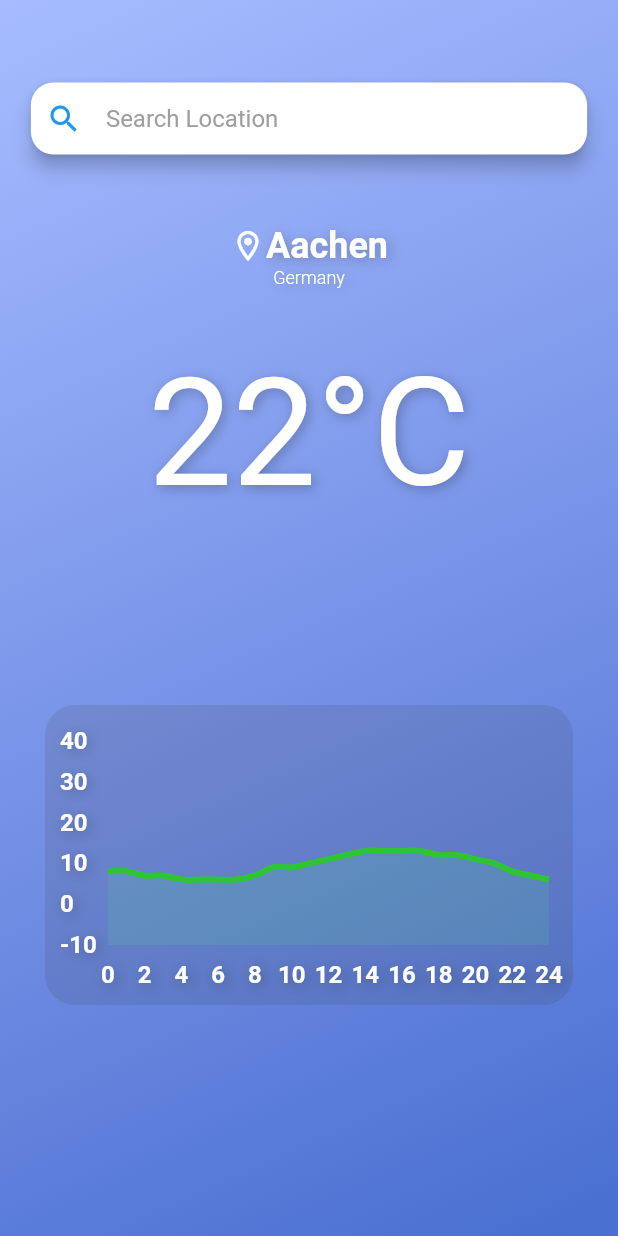
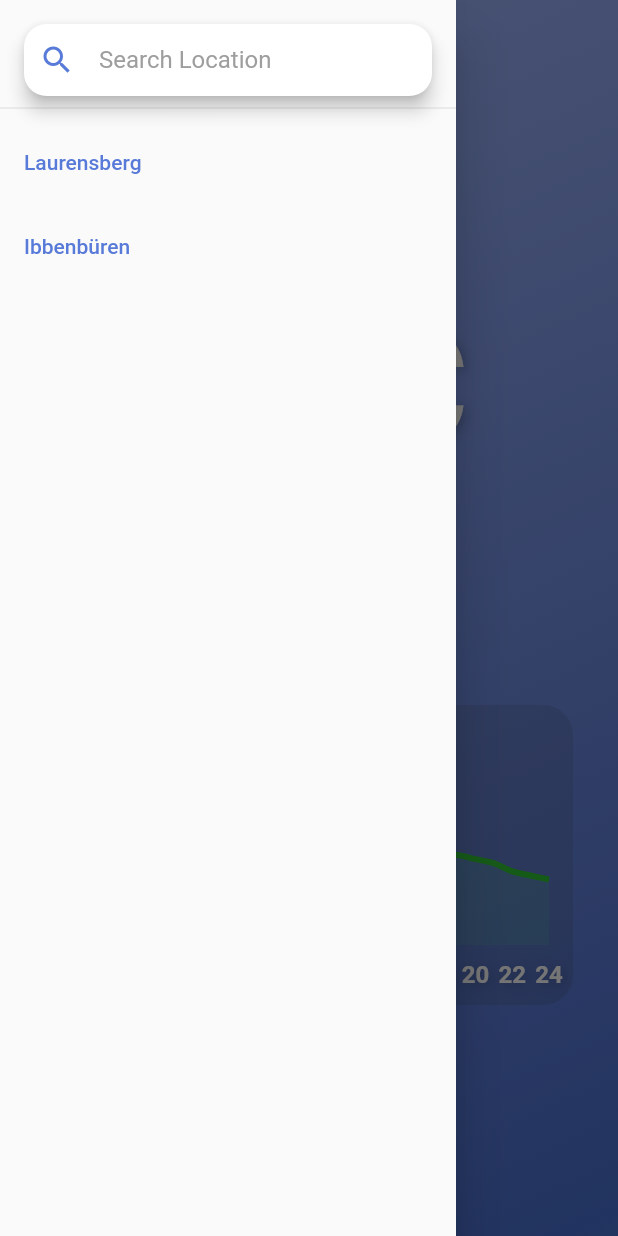
Before and after one commit to Wellbek/WeatherApp, a Flutter app: the screen it shows after launch, with the side drawer open (before the commit the screen has no drawer), on a phone screen of 412 x 824 dp. Run offline on Flutter 3.47's test engine with Material 2 defaults, Android fonts, the phone set to English and light mode, and no system bars; drawn by our look-alikes of fl_chart.

Commit message:
Added navigation drawer and moved search bar into drawer header + minor visual tweaks

```diff
--- a/lib/main.dart
+++ b/lib/main.dart
@@ -14,22 +14,22 @@ class WeatherApp extends StatelessWidget {
   Widget build(BuildContext context) {
     return MaterialApp(
       home: Scaffold(
-        body: Stack(
-          children: <Widget> [
-            const GradientMaterial(),
-            SearchBar(),
-            Container(
-              margin: const EdgeInsets.symmetric( vertical: 150,),
-              child: Column(
+        extendBodyBehindAppBar: true,
+        resizeToAvoidBottomInset: false,
+        appBar: AppBar(
+          centerTitle: true,
+          title: Transform(
+            transform: Matrix4.translationValues(-30, 0, 0),
+            child: Row(
+              mainAxisAlignment: MainAxisAlignment.center,
               children: [
-                  Row(
-                    mainAxisAlignment: MainAxisAlignment.center,
+                const Icon(Icons.location_on_outlined, color: Colors.white,),
+                Column(
                   children: const [
-                      Icon(Icons.location_on_outlined, color: Colors.white,),
-                      Text('Aachen',
+                    Text(' Aachen',
                       style: TextStyle(
                         fontWeight: FontWeight.w600,
-                          fontSize: 24,
+                        fontSize: 22,
                         color: Colors.white,
                         shadows: [
                           Shadow(
@@ -41,9 +41,7 @@ class WeatherApp extends StatelessWidget {
                       ),
                       textAlign: TextAlign.center,
                     ),
-                    ],
-                  ),
-                  const Text('Germany',
+                    Text('Germany',
                       style: TextStyle(
                         fontWeight: FontWeight.w300,
                         fontSize: 12,
@@ -60,9 +58,47 @@ class WeatherApp extends StatelessWidget {
                     )
                   ],
                 ),
+              ],
             ),
+          ),
+          backgroundColor: const Color.fromARGB(0, 0, 0, 0),
+          elevation: 0,
+        ),
+        drawer: Drawer(
+          child: ListView(
+            children: [
+              SizedBox(
+                height: 80,
+                child: DrawerHeader(
+                  child: SearchBar(),
+                ),
+              ),
+              ListTile(
+                title: const Text(
+                  'Laurensberg',
+                  style: TextStyle(
+                    color: Color(0xff587ad8),
+                  )
+                ),
+                onTap: () {}
+              ),
+              ListTile(
+                title: const Text(
+                  'Ibbenbüren',
+                  style: TextStyle(
+                    color: Color(0xff587ad8),
+                  )
+                ),
+                onTap: () {}
+              )
+            ]
+          ),
+        ),
+        body: Stack(
+          children: <Widget> [
+            const GradientMaterial(),
             Container(
-              margin: const EdgeInsets.symmetric( vertical: 230,),
+              margin: const EdgeInsets.symmetric( vertical: 200,),
               child: Row(
                 mainAxisAlignment: MainAxisAlignment.center,
                 children: const [
--- a/lib/widgets/searchbar.dart
+++ b/lib/widgets/searchbar.dart
@@ -17,12 +17,7 @@ class _SearchBarState extends State<SearchBar> {
 
   @override
   Widget build(BuildContext context) {
-    return Container(
-      margin: EdgeInsets.symmetric(
-        vertical: 55,
-        horizontal: MediaQuery.of(context).size.width * .05,
-      ),
-      child: Material(
+    return Material(
       elevation: 5,
       borderRadius: BorderRadius.circular(15),
       color: Colors.white,
@@ -40,7 +35,7 @@ class _SearchBarState extends State<SearchBar> {
             padding: EdgeInsets.only(left: 10),
             child: Icon(
               Icons.search,
-                color: Colors.blue,
+              color: Color(0xff587ad8),
             ),
           ),
           contentPadding: const EdgeInsets.only(
@@ -52,7 +47,6 @@ class _SearchBarState extends State<SearchBar> {
           hintText: "Search Location",
         ),
       ),
-      ),
     );
   }
 }
```
Lines whose indentation alone changed are shown as unchanged.
